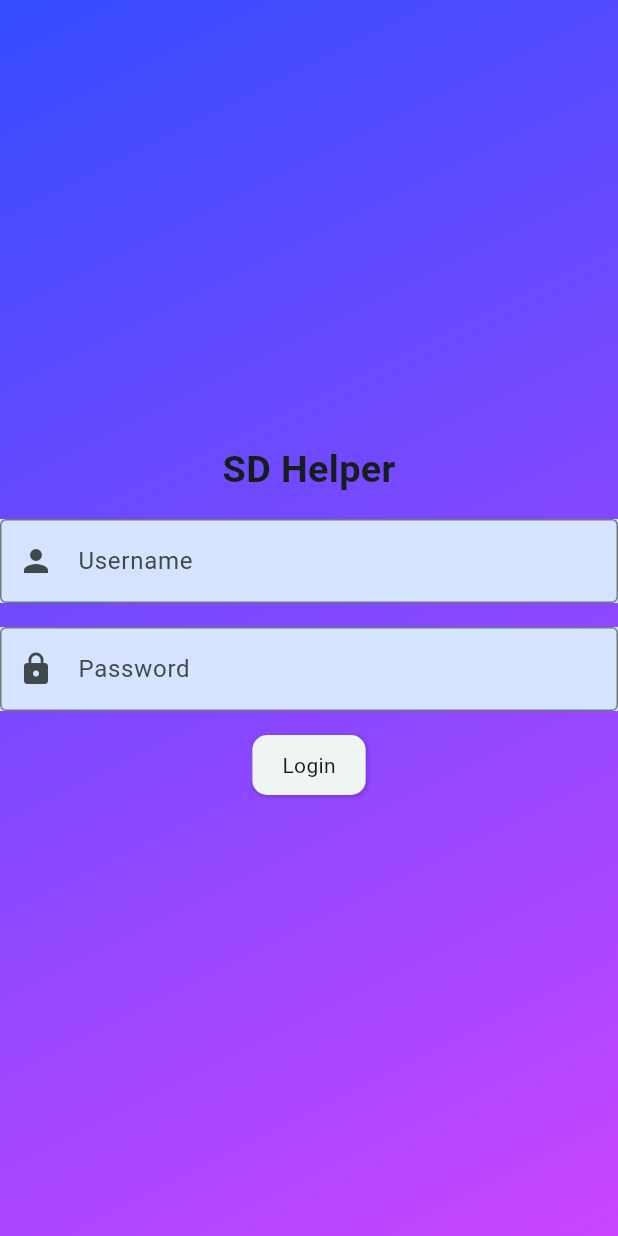
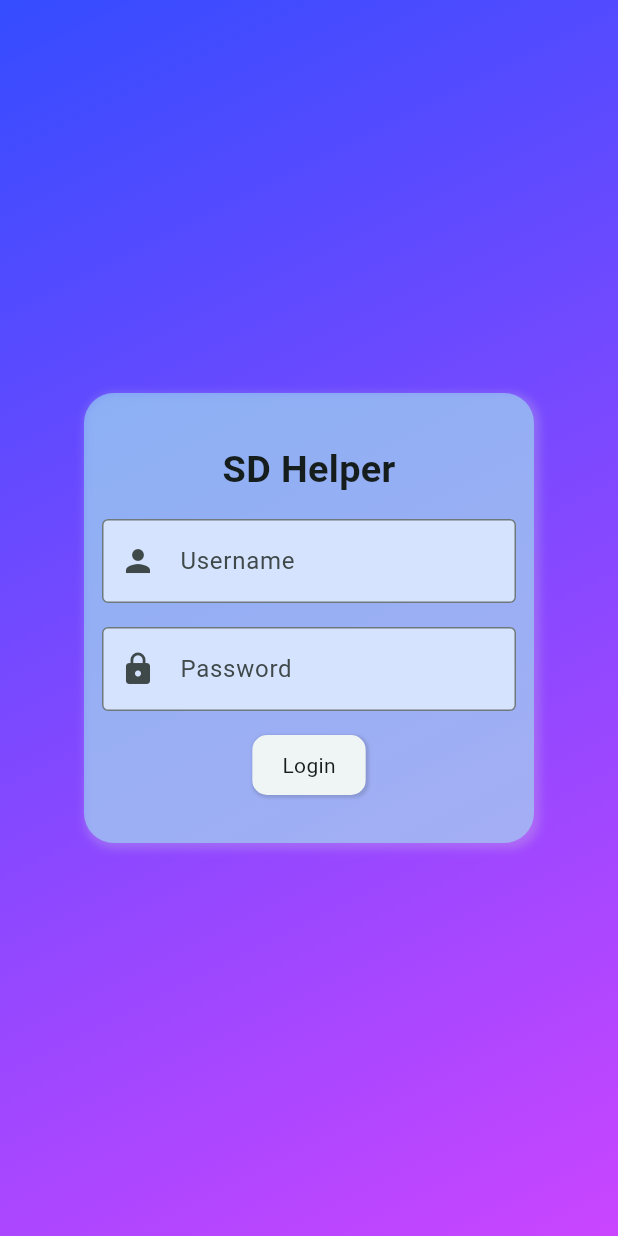
Before and after one commit to OnlyTravis/SD_Helper, a Flutter app: the screen it shows after launch, on a phone screen of 412 x 824 dp. Run offline on Flutter 3.47's test engine with Material 3 defaults, Android fonts, the phone set to English and light mode, and no system bars; our stand-ins replace flutter_dotenv.

Commit message:
Minor change to mobile UI

```diff
--- a/client/lib/pages/login_page/login_background.dart
+++ b/client/lib/pages/login_page/login_background.dart
@@ -1,12 +1,14 @@
 import 'package:flutter/material.dart';
 
 class LoginBackground extends StatelessWidget {
-  const LoginBackground({super.key});
+  final bool expanded;
+  const LoginBackground({
+    super.key,
+    this.expanded = true,
+  });
 
-  @override
-  Widget build(BuildContext context) {
-    return Expanded(
-      child: Container(
+  Widget background() {
+    return Container(
       decoration: const BoxDecoration(
         gradient: LinearGradient(
           begin: Alignment.topLeft,
@@ -17,7 +19,13 @@ class LoginBackground extends StatelessWidget {
           ],
         ),
       ),
-      ),
     );
   }
+
+  @override
+  Widget build(BuildContext context) {
+    return expanded ? Expanded(
+      child: background(),
+    ) : background();
   }
+}
--- a/client/lib/pages/login_page/login_input.dart
+++ b/client/lib/pages/login_page/login_input.dart
@@ -18,6 +18,7 @@ class _LoginInputTransition extends AnimatedWidget {
       animation: _animation,
       builder: (_, __) => Container(
         decoration: BoxDecoration(
+          borderRadius: BorderRadius.circular(5),
           gradient: LinearGradient(
             colors: [
               Theme.of(context).colorScheme.tertiaryContainer,
--- a/client/lib/pages/login_page/login_page.dart
+++ b/client/lib/pages/login_page/login_page.dart
@@ -14,12 +14,29 @@ class _LoginPageState extends State<LoginPage> {
   Widget build(BuildContext context) {
     return Scaffold(
       body: ResponsiveLayout(
-        mobileBody: const Stack(
+        mobileBody: Stack(
           children: [
-            LoginBackground(),
-            Center(
-              child: LoginContainer(
-                crossAxisAlignment: CrossAxisAlignment.center,
+            const LoginBackground(expanded: false),
+            Align(
+              alignment: Alignment.center,
+              child: Container(
+                width: 300,
+                padding: const EdgeInsets.symmetric(horizontal: 12, vertical: 32),
+                decoration: BoxDecoration(
+                  color: Theme.of(context).colorScheme.primaryContainer.withAlpha(130),
+                  boxShadow: [
+                    const BoxShadow(
+                      color: Color.fromARGB(61, 215, 215, 215),
+                      offset: Offset(2, 2),
+                      blurRadius: 4,
+                      spreadRadius: 2,
+                    ),
+                  ],
+                  borderRadius: BorderRadius.circular(20)
+                ),
+                child: const LoginContainer(
+                  crossAxisAlignment: CrossAxisAlignment.center,
+                ),
               ),
             ),
           ],
```
Also changed, not shown: client/lib/page_templates/main_navigation/main_navigation.dart (+3 -4 lines), client/lib/pages/folder_page/folder_page.dart (+17 -2 lines). Lines whose indentation alone changed are shown as unchanged.
